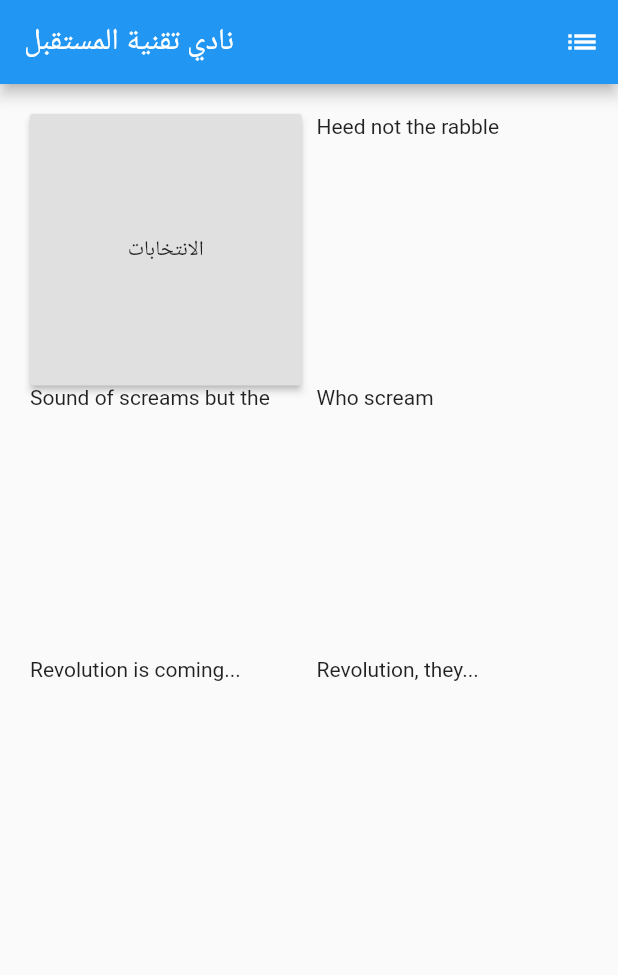
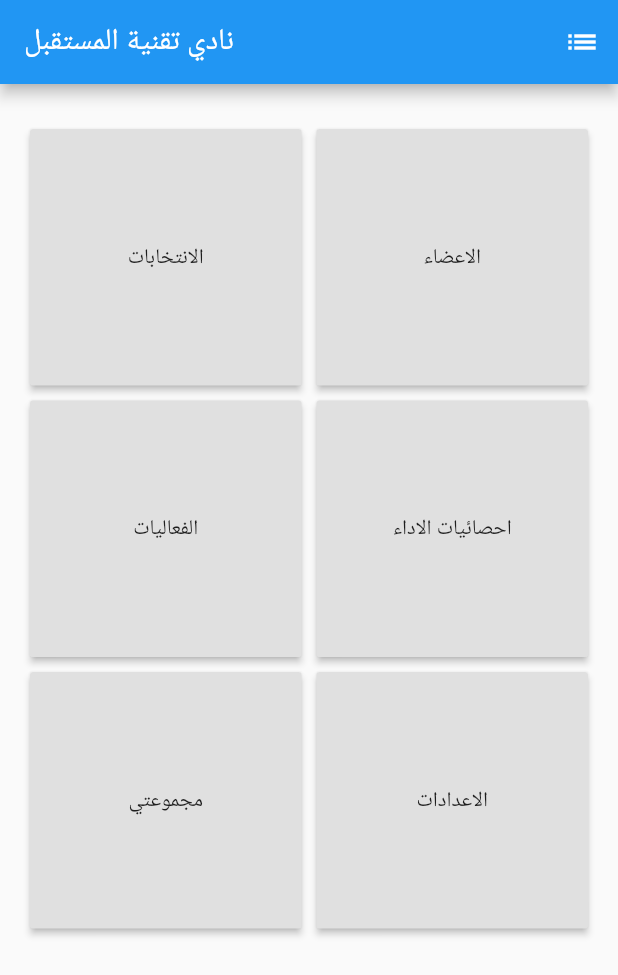
Before and after one commit to WadhahEssam/ftc_flutter_hackathon, a Flutter app: the screen it shows after launch, after a tap on "الانتخابات", on a phone screen of 412 x 824 dp. Shown: the top 975 px of the screen. Run offline on Flutter 3.47's test engine with Material 2 defaults, Android fonts, the phone set to English and light mode, and no system bars.

Commit message:
home buttons

```diff
--- a/lib/main.dart
+++ b/lib/main.dart
@@ -45,19 +45,27 @@ class HomePageState extends State<HomePage> {
       crossAxisSpacing: 10.0,
       crossAxisCount: 2,
       children: <Widget>[
-        RaisedButton(onPressed: _pushSaved, child: Text('الانتخابات')),
-        const Text('Heed not the rabble'),
-        const Text('Sound of screams but the'),
-        const Text('Who scream'),
-        const Text('Revolution is coming...'),
-        const Text('Revolution, they...'),
+        _homeButton('الانتخابات', 1),
+        _homeButton('الاعضاء', 2),
+        _homeButton('الفعاليات', 3),
+        _homeButton('احصائيات الاداء', 4),
+        _homeButton('مجموعتي', 5),
+        _homeButton('الاعدادات', 6),
       ],
     );
   }
 
-  // Widget _homeButton() {
-  //   return MaterialButton
-  // }
+  Widget _homeButton(title, index) {
+    return Container(
+      child: RaisedButton(
+        onPressed: () => _goToPage(index), child: Text(title)),
+        margin: EdgeInsets.only(top: 10.0)
+      );
+  }
+
+  void _goToPage(index) {
+    print(index);
+  }
 
 
 }
```
